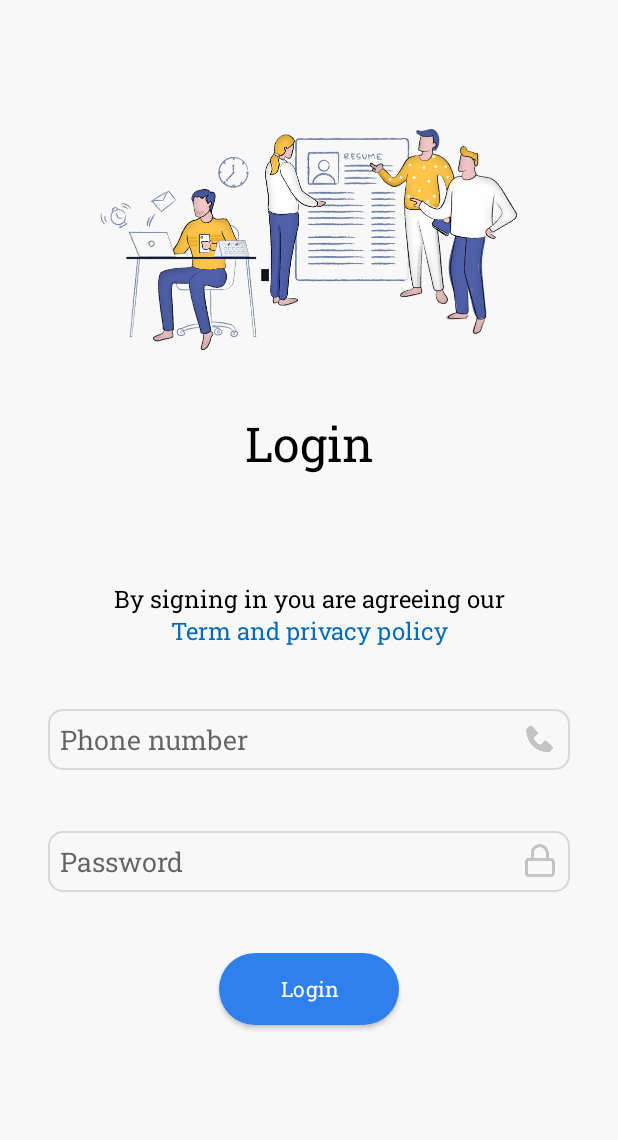
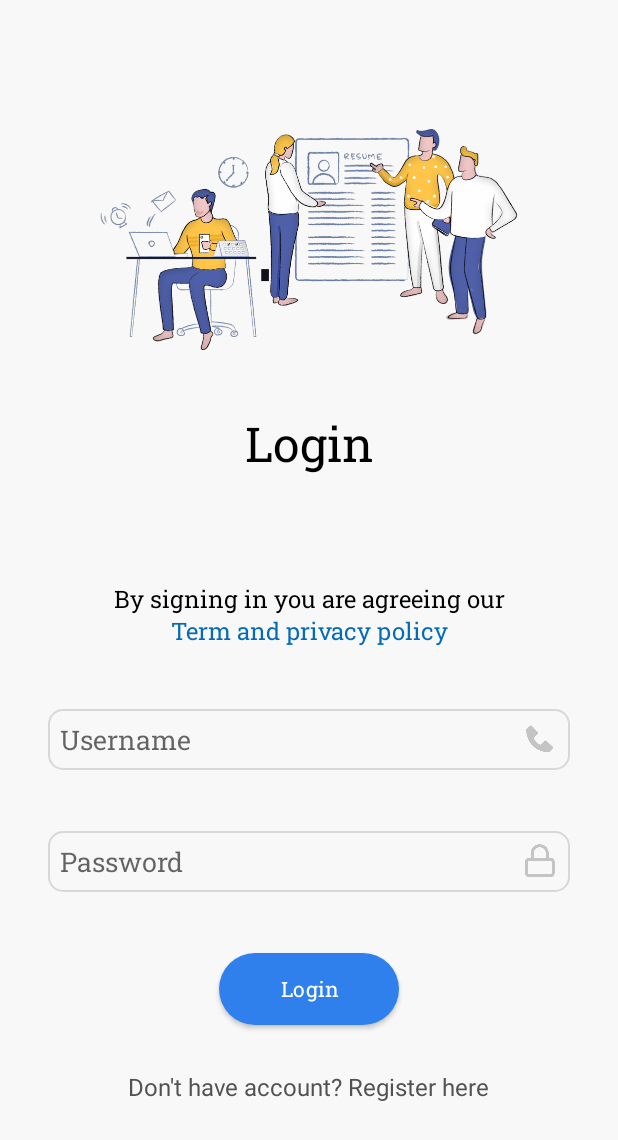
Before and after one commit to huypham85/ChatAppClient, an Android app: the screen it shows after launch (AuthActivity), on a phone screen of 412 x 824 dp. Shown: the top 1140 px of the screen. Run offline under Robolectric (Android 15) with nearby library versions, the phone set to English and light mode, and no system bars; our stand-ins replace Dagger/Hilt's generated code, EventBus, data binding; libraries missing offline, so code that uses them is left out: com.jakewharton.retrofit2; Roboto replaces fonts that are not available here; 2 statements that could not run were skipped.

Commit message:
add : feature register

```diff
--- a/app/src/main/java/com/vn/chat_app_client/data/api/auth/response/LoginResponse.kt
+++ b/app/src/main/java/com/vn/chat_app_client/data/api/auth/response/LoginResponse.kt
@@ -1,5 +1,6 @@
 package com.vn.chat_app_client.data.api.auth.response
 
+
 data class LoginResponse(
-    val token: String,
+    val accessToken: String,
 )
--- a/app/src/main/java/com/vn/chat_app_client/data/api/common/Consts.kt
+++ b/app/src/main/java/com/vn/chat_app_client/data/api/common/Consts.kt
@@ -2,8 +2,7 @@ package com.vn.chat_app_client.data.api.common
 
 object Consts {
     // todo: save in build config
-    const val BASE_URL = "http://test-test.domainname.com"
-    const val LOGIN_URL = "login"
+    const val BASE_URL = "http://10.1.20.179:1111"
     const val AUTHORIZATION_KEY = "Authorization"
     const val JWT_PREFIX = "Bearer "
 }
--- a/app/src/main/java/com/vn/chat_app_client/data/api/service/AuthService.kt
+++ b/app/src/main/java/com/vn/chat_app_client/data/api/service/AuthService.kt
@@ -2,14 +2,20 @@ package com.vn.chat_app_client.data.api.service
 
 import com.vn.chat_app_client.data.api.auth.response.LoginRequest
 import com.vn.chat_app_client.data.api.auth.response.LoginResponse
-import com.vn.chat_app_client.data.api.common.CommonResponse
-import com.vn.chat_app_client.data.api.common.Consts.LOGIN_URL
-import retrofit2.http.*
+import com.vn.chat_app_client.data.api.auth.response.RegisterRequest
+import com.vn.chat_app_client.data.api.auth.response.RegisterResponse
+import retrofit2.http.Body
+import retrofit2.http.POST
 
 interface AuthService {
 
-    @POST(LOGIN_URL)
+    @POST("/auth/login")
     suspend fun checkLogin(
         @Body user: LoginRequest
-    ): CommonResponse<LoginResponse>
+    ): LoginResponse
+
+    @POST("/auth/register")
+    suspend fun register(
+        @Body registerRequest: RegisterRequest
+    ): RegisterResponse
 }
--- a/app/src/main/java/com/vn/chat_app_client/data/di/NetworkModule.kt
+++ b/app/src/main/java/com/vn/chat_app_client/data/di/NetworkModule.kt
@@ -1,9 +1,10 @@
 package com.vn.chat_app_client.data.di
 
+import com.google.gson.FieldNamingPolicy
 import com.google.gson.GsonBuilder
 import com.jakewharton.retrofit2.adapter.kotlin.coroutines.CoroutineCallAdapterFactory
+import com.vn.chat_app_client.data.api.common.Consts
 import com.vn.chat_app_client.data.api.common.SavedAccount
-import com.vn.chat_app_client.data.api.common.Consts
 import com.vn.chat_app_client.utils.AppEvent
 import dagger.Module
 import dagger.Provides
@@ -61,12 +62,16 @@ object NetworkModule {
     @Singleton
     @Provides
     fun provideRetrofit(client: OkHttpClient): Retrofit {
-        val gson = GsonBuilder().setLenient().create()
+        val gson = GsonBuilder()
+            .setFieldNamingPolicy(FieldNamingPolicy.LOWER_CASE_WITH_UNDERSCORES)
+            .setLenient()
+            .create()
 
         return Retrofit.Builder()
             .baseUrl(Consts.BASE_URL)
-            .addConverterFactory(GsonConverterFactory.create())
+            .addConverterFactory(GsonConverterFactory.create(gson))
             .addCallAdapterFactory(CoroutineCallAdapterFactory())
-            .client(client).build()
+            .client(client)
+            .build()
     }
 }
--- a/app/src/main/java/com/vn/chat_app_client/data/di/RepositoryModule.kt
+++ b/app/src/main/java/com/vn/chat_app_client/data/di/RepositoryModule.kt
@@ -16,5 +16,5 @@ import javax.inject.Singleton
 class RepositoryModule {
     @Provides
     @Singleton
-    fun provideUserRepository(service: AuthService): AuthRepository = AuthRepositoryMock(savedAccount = SavedAccount())
+    fun provideUserRepository(service: AuthService): AuthRepository = AuthRepositoryImpl(savedAccount = SavedAccount(), service = service)
 }
--- a/app/src/main/java/com/vn/chat_app_client/domain/repository/repository/AuthRepository.kt
+++ b/app/src/main/java/com/vn/chat_app_client/domain/repository/repository/AuthRepository.kt
@@ -1,9 +1,12 @@
 package com.vn.chat_app_client.domain.repository.repository
 
 import com.vn.chat_app_client.data.api.auth.response.LoginResponse
+import com.vn.chat_app_client.data.api.auth.response.RegisterRequest
+import com.vn.chat_app_client.data.api.auth.response.RegisterResponse
 import com.vn.chat_app_client.data.model.User
 
 interface AuthRepository {
     suspend fun checkLogin(user: User): Result<LoginResponse>
     fun saveAccount(loginData: LoginResponse): Result<Unit>
+    suspend fun register(registerRequest: RegisterRequest): Result<RegisterResponse>
 }
--- a/app/src/main/java/com/vn/chat_app_client/presentation/auth/AuthViewModel.kt
+++ b/app/src/main/java/com/vn/chat_app_client/presentation/auth/AuthViewModel.kt
@@ -1,9 +1,13 @@
 package com.vn.chat_app_client.presentation.auth
 
-import androidx.lifecycle.*
+import android.content.Intent
+import androidx.lifecycle.ViewModel
+import androidx.lifecycle.viewModelScope
 import com.vn.chat_app_client.data.api.auth.response.LoginResponse
+import com.vn.chat_app_client.data.api.auth.response.RegisterResponse
 import com.vn.chat_app_client.data.model.User
 import com.vn.chat_app_client.domain.repository.repository.AuthRepository
+import com.vn.chat_app_client.presentation.auth.register.RegisterActivity.Companion.REGISTER_DATA
 import dagger.hilt.android.lifecycle.HiltViewModel
 import kotlinx.coroutines.Dispatchers
 import kotlinx.coroutines.channels.Channel
@@ -24,6 +28,7 @@ class AuthViewModel @Inject constructor(
 
     sealed class Event {
         object NavigateToHome : Event()
+        object NavigateToRegister : Event()
     }
 
     private val _uiState = MutableStateFlow(AuthUiState())
@@ -37,13 +42,16 @@ class AuthViewModel @Inject constructor(
 
     fun checkLogin() {
         viewModelScope.launch(Dispatchers.IO) {
-            repository.checkLogin(User(usernameInput.value, passwordInput.value)).fold(onSuccess = { loginResponse ->
-                saveAccount(loginResponse)
-            }, onFailure = {
+            repository.checkLogin(User(usernameInput.value, passwordInput.value))
+                .fold(onSuccess = { loginResponse ->
+                    saveAccount(loginResponse)
+                }, onFailure = {
 
-            })
+                })
         }
     }
+
+
 
     private fun saveAccount(loginResponse: LoginResponse) {
         repository.saveAccount(loginResponse).fold(
@@ -54,4 +62,14 @@ class AuthViewModel @Inject constructor(
             }
         )
     }
+
+    fun navigateToRegister() {
+        _event.trySend(Event.NavigateToRegister)
+    }
+
+    fun getDataFromRegister(intent: Intent?) {
+        val registerData : RegisterResponse? = intent?.getSerializableExtra(REGISTER_DATA) as? RegisterResponse
+        usernameInput.value = registerData?.username ?: ""
+        passwordInput.value = registerData?.password ?: ""
+    }
 }
--- a/app/src/main/res/layout/activity_auth.xml
+++ b/app/src/main/res/layout/activity_auth.xml
@@ -64,7 +64,7 @@
             android:background="@drawable/rounded_white"
             android:drawableEnd="@drawable/ic_phone"
             android:fontFamily="@font/roboto_slab"
-            android:hint="@string/phone_number"
+            android:hint="@string/username"
             android:importantForAutofill="no"
             android:padding="8dp"
             android:text="@={viewModel.usernameInput}"
@@ -110,5 +110,18 @@
             app:layout_constraintStart_toStartOf="parent"
             app:layout_constraintTop_toBottomOf="@id/password_edit_txt" />
 
+        <TextView
+            android:id="@+id/registerText"
+            android:layout_width="wrap_content"
+            android:layout_height="wrap_content"
+            android:layout_marginTop="30dp"
+            android:onClick="@{() -> viewModel.navigateToRegister()}"
+            android:text="@string/don_t_have_account_register_here"
+            android:textColor="#535252"
+            android:textSize="16sp"
+            app:layout_constraintEnd_toEndOf="parent"
+            app:layout_constraintStart_toStartOf="parent"
+            app:layout_constraintTop_toBottomOf="@id/login_btn" />
+
     </androidx.constraintlayout.widget.ConstraintLayout>
 </layout>
--- a/app/src/main/res/values/strings.xml
+++ b/app/src/main/res/values/strings.xml
@@ -25,4 +25,9 @@
     <string name="register">Register</string>
     <string name="logo">Logo</string>
     <string name="auth__login_fail">Login Fail</string>
+    <string name="don_t_have_account_register_here">Don\'t have account? Register here</string>
+    <string name="username">Username</string>
+    <string name="first_name">First name</string>
+    <string name="last_name">Last name</string>
+    <string name="role">Role</string>
 </resources>
```
Also changed, not shown: app/src/main/AndroidManifest.xml (+8 -5 lines), app/src/main/java/com/vn/chat_app_client/data/api/auth/response/RegisterRequest.kt (added, +12 -0 lines), app/src/main/java/com/vn/chat_app_client/data/api/auth/response/RegisterResponse.kt (added, +10 -0 lines), app/src/main/java/com/vn/chat_app_client/data/repository/AuthRepositoryImpl.kt (+17 -4 lines), app/src/main/java/com/vn/chat_app_client/data/repository/AuthRepositoryMock.kt (+8 -2 lines), app/src/main/java/com/vn/chat_app_client/presentation/auth/AuthActivity.kt (+10 -0 lines), app/src/main/java/com/vn/chat_app_client/presentation/auth/register/RegisterActivity.kt (added, +59 -0 lines), app/src/main/java/com/vn/chat_app_client/presentation/auth/register/RegisterViewModel.kt (added, +59 -0 lines), app/src/main/res/layout/activity_register.xml (added, +106 -0 lines).
